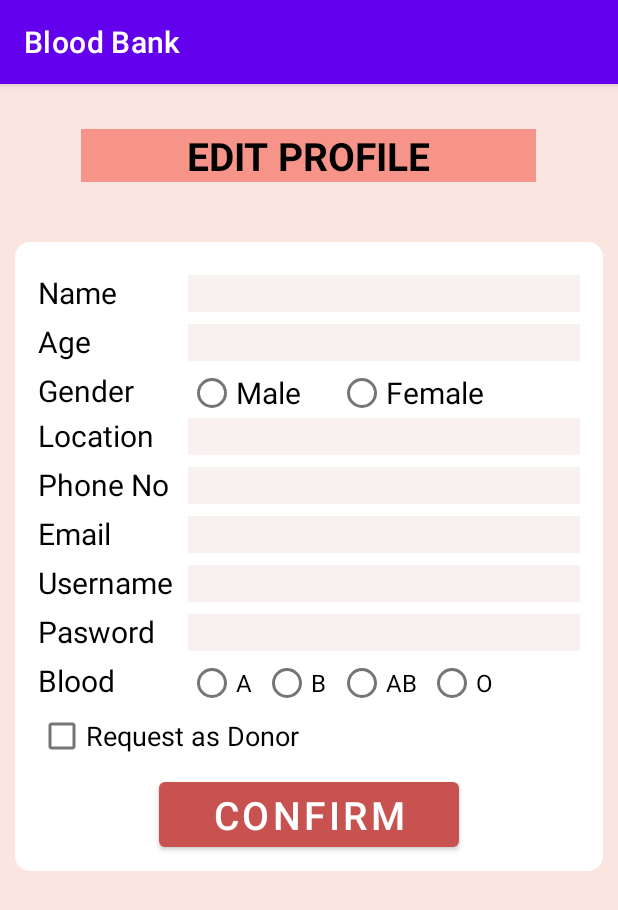
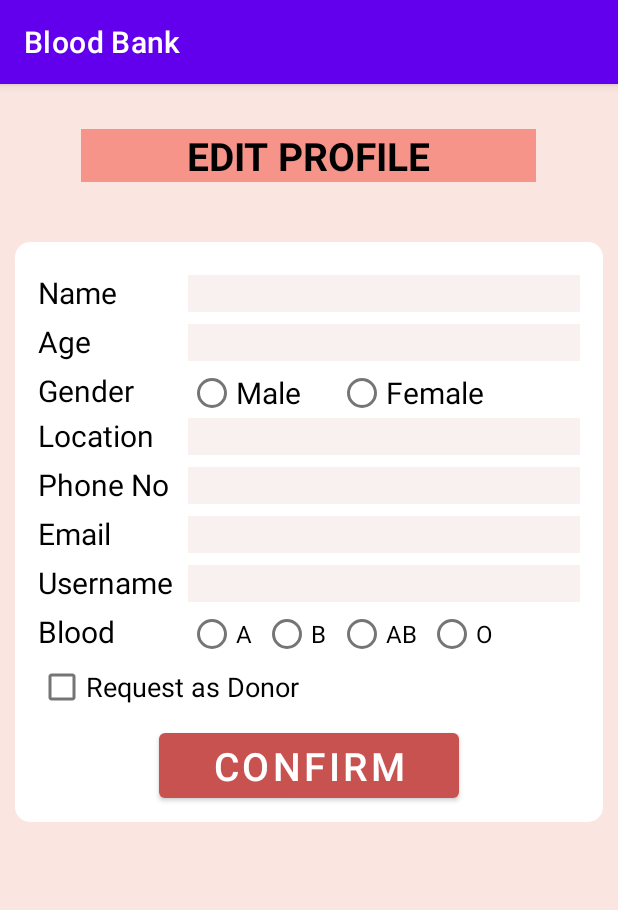
Before and after one commit to svenosha/BloodBankApp_Sec02_Group1, an Android app: the UserEditProfile screen opened directly, with no data from a screen before it, on a phone screen of 412 x 824 dp. Shown: the top 910 px of the screen. Run offline under Robolectric (Android 15) with nearby library versions, the phone set to English and light mode, and no system bars; our stand-ins replace Firebase (no records; nobody signed in at launch, a user with empty details on screens opened directly); 2 statements that could not run were skipped.

Commit message:
User Edit Profile edit

```diff
--- a/app/src/main/res/layout/activity_user_edit_profile.xml
+++ b/app/src/main/res/layout/activity_user_edit_profile.xml
@@ -220,29 +220,6 @@
                 android:layout_marginBottom="5dp">
 
                 <TextView
-                    android:id="@+id/tv_password"
-                    android:layout_width="100dp"
-                    android:layout_height="wrap_content"
-                    android:text="Pasword"
-                    android:textColor="@color/black"
-                    android:textSize="20sp" />
-
-                <EditText
-                    android:id="@+id/et_userPassword"
-                    android:layout_width="match_parent"
-                    android:layout_height="wrap_content"
-                    android:background="#F9F1F0"
-                    android:ems="10" />
-            </LinearLayout>
-
-            <LinearLayout
-                android:layout_width="match_parent"
-                android:layout_height="wrap_content"
-                android:layout_marginLeft="15dp"
-                android:layout_marginRight="15dp"
-                android:layout_marginBottom="5dp">
-
-                <TextView
                     android:id="@+id/tv_blood"
                     android:layout_width="100dp"
                     android:layout_height="wrap_content"
```
